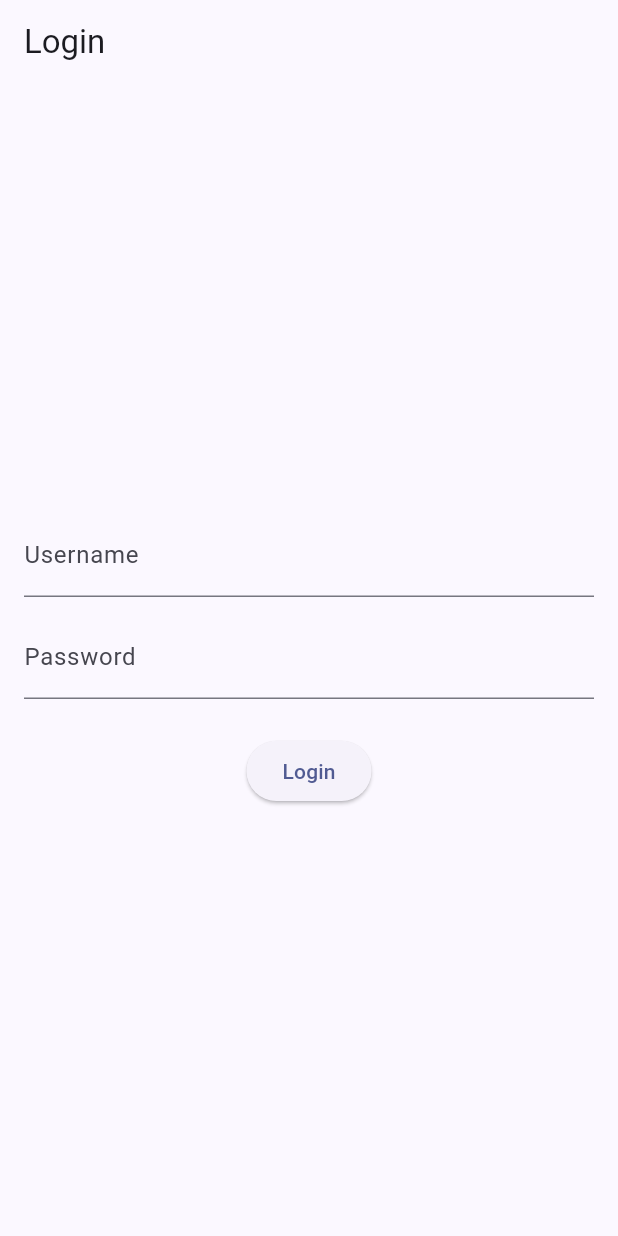
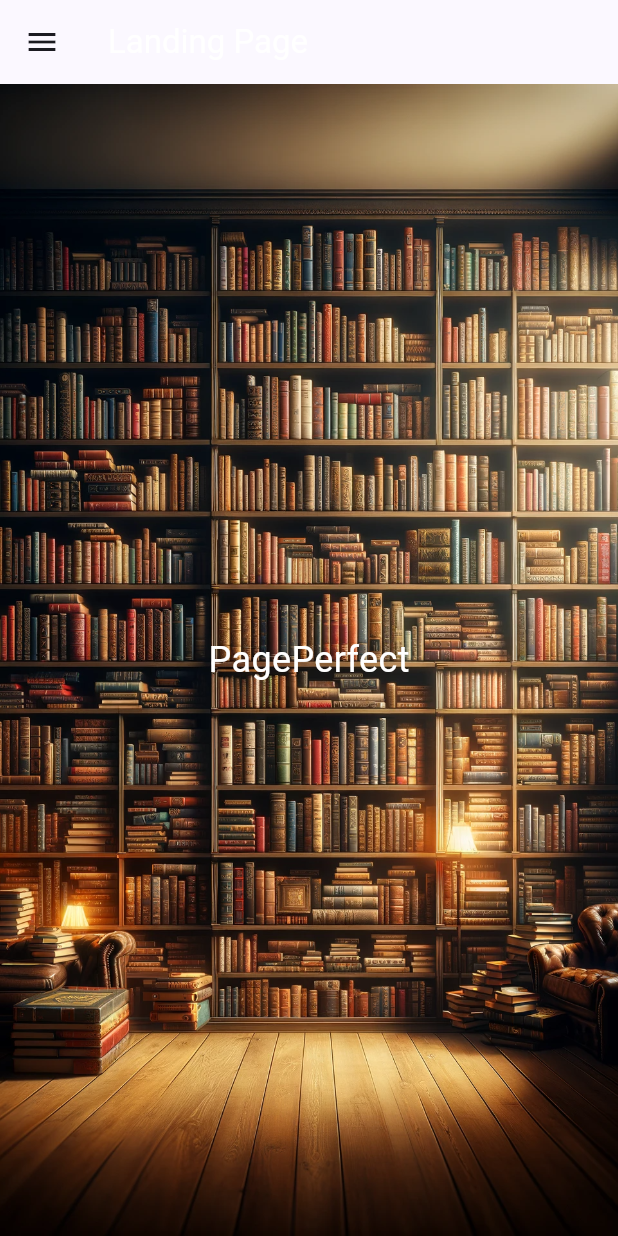
Before and after one commit to F08PBP/PagePerfectMobile, a Flutter app: the screen it shows after launch, on a phone screen of 412 x 824 dp. Run offline on Flutter 3.47's test engine with Material 3 defaults, Android fonts, the light colour scheme and no system bars; missing offline and left inert: pbp_django_auth.

Commit message:
Register, Login

```diff
--- a/lib/main.dart
+++ b/lib/main.dart
@@ -3,6 +3,7 @@
 import 'package:provider/provider.dart';
 import 'package:pageperfectmobile/screens/umum/landing.dart';
 import 'package:pageperfectmobile/screens/umum/login.dart';
+import 'package:pageperfectmobile/screens/umum/register.dart';
 
 void main() {
   runApp(const MyApp());
@@ -24,7 +25,7 @@
             colorScheme: ColorScheme.fromSeed(seedColor: Colors.indigo),
             useMaterial3: true,
           ),
-          home: LoginPage()),
+          home: LandingPage()),
     );
   }
 }
--- a/lib/modules/member/screens/mainMember.dart
+++ b/lib/modules/member/screens/mainMember.dart
@@ -12,6 +12,7 @@
 import 'package:pbp_django_auth/pbp_django_auth.dart';
 import 'package:provider/provider.dart';
 import 'package:pageperfectmobile/screens/umum/login.dart';
+import 'package:pageperfectmobile/screens/umum/landing.dart';
 
 class HomeMemberPage extends StatefulWidget {
   @override
@@ -118,7 +119,7 @@
                 ));
                 Navigator.pushReplacement(
                   context,
-                  MaterialPageRoute(builder: (context) => const LoginPage()),
+                  MaterialPageRoute(builder: (context) => LandingPage()),
                 );
               } else {
                 ScaffoldMessenger.of(context).showSnackBar(SnackBar(
--- a/lib/screens/umum/landing.dart
+++ b/lib/screens/umum/landing.dart
@@ -0,0 +1,45 @@
+import 'package:flutter/material.dart';
+import 'package:pageperfectmobile/widgets/left_drawer_landing.dart';
+
+void main() {
+  runApp(MyApp());
+}
+
+class MyApp extends StatelessWidget {
+  @override
+  Widget build(BuildContext context) {
+    return MaterialApp(
+      home: LandingPage(),
+    );
+  }
+}
+
+class LandingPage extends StatelessWidget {
+  @override
+  Widget build(BuildContext context) {
+    return Scaffold(
+      appBar: AppBar(
+        title: const Text(
+          'Landing Page',
+          style: TextStyle(color: Colors.white),
+        ),
+      ),
+      drawer: const LeftDrawer(),
+      body: Container(
+        decoration: BoxDecoration(
+          image: DecorationImage(
+            image: AssetImage(
+                'assets/images/background.png'), // Ganti dengan path gambar Anda
+            fit: BoxFit.cover,
+          ),
+        ),
+        child: Center(
+          child: Text(
+            'PagePerfect',
+            style: TextStyle(color: Colors.white, fontSize: 24.0),
+          ),
+        ),
+      ),
+    );
+  }
+}
```
Also changed, not shown: lib/screens/umum/login.dart (+9 -1 lines), lib/screens/umum/register.dart (added, +97 -0 lines), lib/widgets/left_drawer_landing.dart (added, +75 -0 lines).
